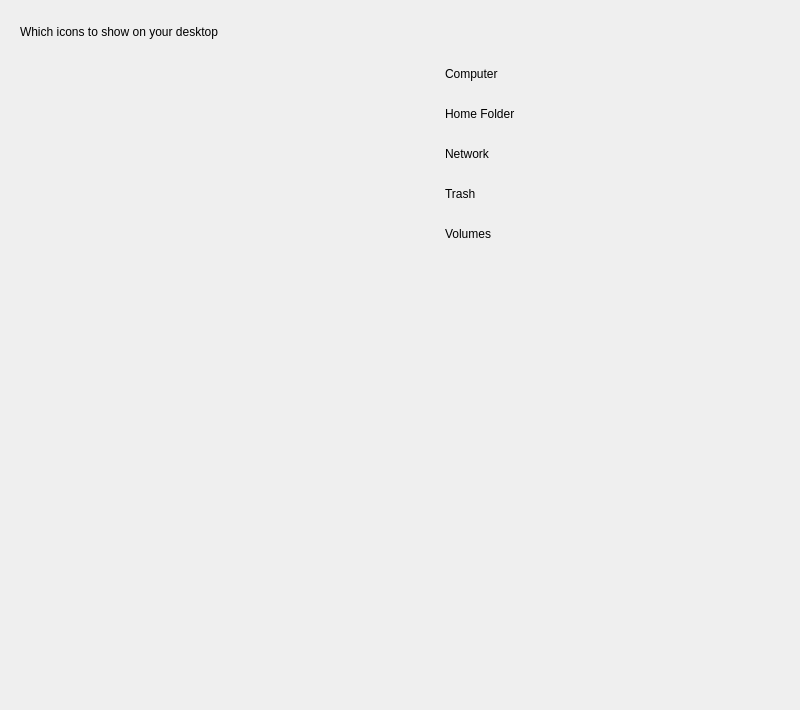
The window that plugins/personalized/theme/theme.ui (ukui/ukui-control-center) describes before a commit, drawn with Qt 5.
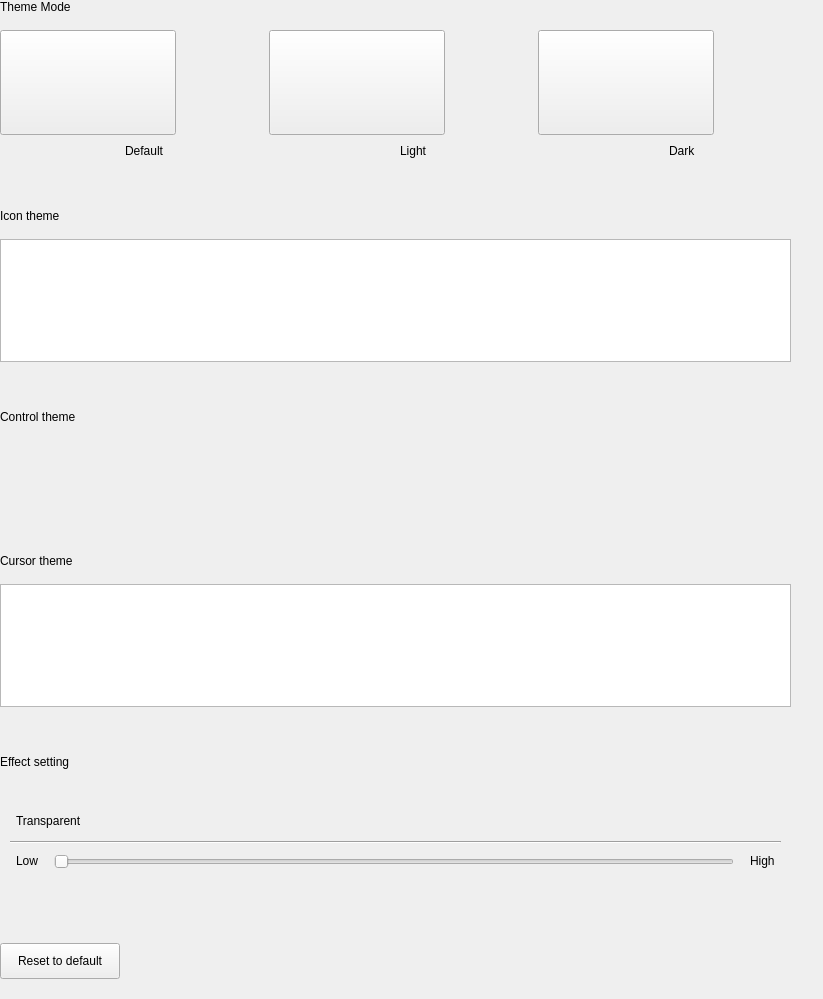
The same window after the commit. The open tabs and pages were chosen to show the change.

Diff of the .ui file:
```diff
--- a/plugins/personalized/theme/theme.ui
+++ b/plugins/personalized/theme/theme.ui
@@ -6,20 +6,20 @@
    <rect>
     <x>0</x>
     <y>0</y>
-    <width>800</width>
-    <height>710</height>
+    <width>823</width>
+    <height>999</height>
    </rect>
   </property>
   <property name="minimumSize">
    <size>
-    <width>800</width>
-    <height>710</height>
+    <width>0</width>
+    <height>0</height>
    </size>
   </property>
   <property name="maximumSize">
    <size>
-    <width>800</width>
-    <height>710</height>
+    <width>16777215</width>
+    <height>16777215</height>
    </size>
   </property>
   <property name="windowTitle">
@@ -27,7 +27,7 @@
   </property>
   <layout class="QVBoxLayout" name="verticalLayout_2">
    <property name="spacing">
-    <number>0</number>
+    <number>16</number>
    </property>
    <property name="leftMargin">
     <number>0</number>
@@ -36,183 +36,136 @@
     <number>0</number>
    </property>
    <property name="rightMargin">
-    <number>0</number>
+    <number>32</number>
    </property>
    <property name="bottomMargin">
+    <number>20</number>
+   </property>
+   <item>
+    <widget class="QLabel" name="titleLabel">
+     <property name="sizePolicy">
+      <sizepolicy hsizetype="Fixed" vsizetype="Fixed">
+       <horstretch>0</horstretch>
+       <verstretch>0</verstretch>
+      </sizepolicy>
+     </property>
+     <property name="text">
+      <string>Theme Mode</string>
+     </property>
+     <property name="scaledContents">
+      <bool>true</bool>
+     </property>
+    </widget>
+   </item>
+   <item>
+    <layout class="QHBoxLayout" name="horizontalLayout">
+     <property name="spacing">
+      <number>16</number>
+     </property>
+     <property name="rightMargin">
     <number>0</number>
    </property>
    <item>
-    <widget class="QStackedWidget" name="StackedWidget">
-     <widget class="QWidget" name="Page1">
       <layout class="QVBoxLayout" name="verticalLayout">
-       <property name="spacing">
-        <number>10</number>
-       </property>
-       <property name="leftMargin">
-        <number>20</number>
-       </property>
-       <property name="topMargin">
-        <number>25</number>
-       </property>
-       <property name="rightMargin">
-        <number>0</number>
-       </property>
-       <property name="bottomMargin">
-        <number>0</number>
-       </property>
        <item>
-        <widget class="QLabel" name="label">
-         <property name="sizePolicy">
-          <sizepolicy hsizetype="Fixed" vsizetype="Fixed">
-           <horstretch>0</horstretch>
-           <verstretch>0</verstretch>
-          </sizepolicy>
+        <widget class="QPushButton" name="defaultBtn">
+         <property name="minimumSize">
+          <size>
+           <width>176</width>
+           <height>105</height>
+          </size>
          </property>
-         <property name="text">
-          <string>Theme</string>
-         </property>
-         <property name="scaledContents">
-          <bool>true</bool>
-         </property>
-         <property name="stylesize" stdset="0">
-          <string notr="true">title1#</string>
-         </property>
-        </widget>
-       </item>
-       <item>
-        <layout class="QHBoxLayout" name="themeHLayout">
-         <property name="spacing">
-          <number>6</number>
-         </property>
-         <item>
-          <widget class="QLabel" name="label_2">
-           <property name="sizePolicy">
-            <sizepolicy hsizetype="Fixed" vsizetype="Fixed">
-             <horstretch>0</horstretch>
-             <verstretch>0</verstretch>
-            </sizepolicy>
-           </property>
-           <property name="text">
-            <string>Select Theme</string>
-           </property>
-          </widget>
-         </item>
-        </layout>
-       </item>
-       <item>
-        <spacer name="verticalSpacer_3">
-         <property name="orientation">
-          <enum>Qt::Vertical</enum>
-         </property>
-         <property name="sizeType">
-          <enum>QSizePolicy::Fixed</enum>
-         </property>
-         <property name="sizeHint" stdset="0">
+         <property name="maximumSize">
           <size>
-           <width>20</width>
-           <height>15</height>
+           <width>176</width>
+           <height>105</height>
           </size>
          </property>
-        </spacer>
-       </item>
-       <item>
-        <widget class="QLabel" name="label_3">
-         <property name="sizePolicy">
-          <sizepolicy hsizetype="Fixed" vsizetype="Fixed">
-           <horstretch>0</horstretch>
-           <verstretch>0</verstretch>
-          </sizepolicy>
-         </property>
          <property name="text">
-          <string>Preview</string>
+          <string/>
          </property>
-         <property name="scaledContents">
+         <property name="checkable">
           <bool>true</bool>
          </property>
+         <attribute name="buttonGroup">
+          <string notr="true">themeModeBtnGroup</string>
+         </attribute>
         </widget>
        </item>
-       <item>
-        <layout class="QHBoxLayout" name="horizontalLayout_2">
-         <item>
-          <widget class="QLabel" name="previewLabel">
-           <property name="text">
-            <string>TextLabel</string>
-           </property>
-          </widget>
-         </item>
-         <item>
-          <spacer name="horizontalSpacer_2">
-           <property name="orientation">
-            <enum>Qt::Horizontal</enum>
-           </property>
-           <property name="sizeHint" stdset="0">
-            <size>
-             <width>40</width>
-             <height>20</height>
-            </size>
-           </property>
-          </spacer>
-         </item>
-        </layout>
-       </item>
-       <item>
-        <spacer name="verticalSpacer_4">
-         <property name="orientation">
-          <enum>Qt::Vertical</enum>
-         </property>
-         <property name="sizeType">
-          <enum>QSizePolicy::Fixed</enum>
-         </property>
-         <property name="sizeHint" stdset="0">
-          <size>
-           <width>20</width>
-           <height>15</height>
-          </size>
-         </property>
-        </spacer>
-       </item>
        <item>
         <layout class="QHBoxLayout" name="horizontalLayout_3">
+         <property name="spacing">
+          <number>6</number>
+         </property>
+         <property name="leftMargin">
+          <number>0</number>
+         </property>
          <item>
-          <widget class="QToolButton" name="wallpaperBtn">
+          <spacer name="horizontalSpacer_6">
+           <property name="orientation">
+            <enum>Qt::Horizontal</enum>
+           </property>
+           <property name="sizeHint" stdset="0">
+            <size>
+             <width>40</width>
+             <height>20</height>
+            </size>
+           </property>
+          </spacer>
+         </item>
+         <item>
+          <widget class="QLabel" name="defaultPlaceHolderLabel">
+           <property name="sizePolicy">
+            <sizepolicy hsizetype="Fixed" vsizetype="Fixed">
+             <horstretch>0</horstretch>
+             <verstretch>0</verstretch>
+            </sizepolicy>
+           </property>
            <property name="minimumSize">
             <size>
-             <width>252</width>
-             <height>62</height>
+             <width>16</width>
+             <height>16</height>
             </size>
            </property>
            <property name="maximumSize">
             <size>
-             <width>252</width>
-             <height>62</height>
+             <width>16</width>
+             <height>16</height>
             </size>
            </property>
            <property name="text">
-            <string>WallpaperBtn</string>
+            <string/>
            </property>
           </widget>
          </item>
          <item>
-          <widget class="QToolButton" name="audioToolBtn">
-           <property name="minimumSize">
-            <size>
-             <width>252</width>
-             <height>62</height>
-            </size>
+          <widget class="QLabel" name="defaultSelectedLabel">
+           <property name="sizePolicy">
+            <sizepolicy hsizetype="Fixed" vsizetype="Fixed">
+             <horstretch>0</horstretch>
+             <verstretch>0</verstretch>
+            </sizepolicy>
            </property>
-           <property name="maximumSize">
-            <size>
-             <width>252</width>
-             <height>62</height>
-            </size>
+           <property name="text">
+            <string/>
            </property>
+          </widget>
+         </item>
+         <item>
+          <widget class="QLabel" name="label_9">
+           <property name="sizePolicy">
+            <sizepolicy hsizetype="Fixed" vsizetype="Fixed">
+             <horstretch>0</horstretch>
+             <verstretch>0</verstretch>
+            </sizepolicy>
+           </property>
            <property name="text">
-            <string>AudioBtn</string>
+            <string>Default</string>
            </property>
           </widget>
          </item>
          <item>
-          <spacer name="horizontalSpacer">
+          <spacer name="horizontalSpacer_3">
            <property name="orientation">
             <enum>Qt::Horizontal</enum>
            </property>
@@ -225,44 +178,102 @@
           </spacer>
          </item>
         </layout>
+       </item>
+      </layout>
+     </item>
+     <item>
+      <layout class="QVBoxLayout" name="verticalLayout_3">
+       <item>
+        <widget class="QPushButton" name="lightBtn">
+         <property name="minimumSize">
+          <size>
+           <width>176</width>
+           <height>105</height>
+          </size>
+         </property>
+         <property name="maximumSize">
+          <size>
+           <width>176</width>
+           <height>105</height>
+          </size>
+         </property>
+         <property name="text">
+          <string/>
+         </property>
+         <property name="checkable">
+          <bool>true</bool>
+         </property>
+         <attribute name="buttonGroup">
+          <string notr="true">themeModeBtnGroup</string>
+         </attribute>
+        </widget>
        </item>
        <item>
         <layout class="QHBoxLayout" name="horizontalLayout_4">
+         <property name="leftMargin">
+          <number>0</number>
+         </property>
          <item>
-          <widget class="QToolButton" name="mouseToolBtn">
+          <spacer name="horizontalSpacer_7">
+           <property name="orientation">
+            <enum>Qt::Horizontal</enum>
+           </property>
+           <property name="sizeHint" stdset="0">
+            <size>
+             <width>40</width>
+             <height>20</height>
+            </size>
+           </property>
+          </spacer>
+         </item>
+         <item>
+          <widget class="QLabel" name="lightPlaceHolderLabel">
+           <property name="sizePolicy">
+            <sizepolicy hsizetype="Fixed" vsizetype="Fixed">
+             <horstretch>0</horstretch>
+             <verstretch>0</verstretch>
+            </sizepolicy>
+           </property>
            <property name="minimumSize">
             <size>
-             <width>252</width>
-             <height>62</height>
+             <width>16</width>
+             <height>16</height>
             </size>
            </property>
            <property name="maximumSize">
             <size>
-             <width>252</width>
-             <height>62</height>
+             <width>16</width>
+             <height>16</height>
             </size>
            </property>
            <property name="text">
-            <string>MouseBtn</string>
+            <string/>
            </property>
           </widget>
          </item>
          <item>
-          <widget class="QToolButton" name="iconToolBtn">
-           <property name="minimumSize">
-            <size>
-             <width>252</width>
-             <height>62</height>
-            </size>
+          <widget class="QLabel" name="lightSelectedLabel">
+           <property name="sizePolicy">
+            <sizepolicy hsizetype="Fixed" vsizetype="Fixed">
+             <horstretch>0</horstretch>
+             <verstretch>0</verstretch>
+            </sizepolicy>
            </property>
-           <property name="maximumSize">
-            <size>
-             <width>252</width>
-             <height>62</height>
-            </size>
+           <property name="text">
+            <string/>
            </property>
+          </widget>
+         </item>
+         <item>
+          <widget class="QLabel" name="label_3">
+           <property name="sizePolicy">
+            <sizepolicy hsizetype="Fixed" vsizetype="Fixed">
+             <horstretch>0</horstretch>
+             <verstretch>0</verstretch>
+            </sizepolicy>
+           </property>
            <property name="text">
-            <string>IconBtn</string>
+            <string>Light</string>
            </property>
           </widget>
          </item>
@@ -281,6 +292,123 @@
          </item>
         </layout>
        </item>
+      </layout>
+     </item>
+     <item>
+      <layout class="QVBoxLayout" name="verticalLayout_4">
+       <item>
+        <widget class="QPushButton" name="darkBtn">
+         <property name="minimumSize">
+          <size>
+           <width>176</width>
+           <height>105</height>
+          </size>
+         </property>
+         <property name="maximumSize">
+          <size>
+           <width>176</width>
+           <height>105</height>
+          </size>
+         </property>
+         <property name="text">
+          <string/>
+         </property>
+         <property name="checkable">
+          <bool>true</bool>
+         </property>
+         <attribute name="buttonGroup">
+          <string notr="true">themeModeBtnGroup</string>
+         </attribute>
+        </widget>
+       </item>
+       <item>
+        <layout class="QHBoxLayout" name="horizontalLayout_5">
+         <property name="leftMargin">
+          <number>0</number>
+         </property>
+         <item>
+          <spacer name="horizontalSpacer_8">
+           <property name="orientation">
+            <enum>Qt::Horizontal</enum>
+           </property>
+           <property name="sizeHint" stdset="0">
+            <size>
+             <width>40</width>
+             <height>20</height>
+            </size>
+           </property>
+          </spacer>
+         </item>
+         <item>
+          <widget class="QLabel" name="darkPlaceHolderLabel">
+           <property name="sizePolicy">
+            <sizepolicy hsizetype="Fixed" vsizetype="Fixed">
+             <horstretch>0</horstretch>
+             <verstretch>0</verstretch>
+            </sizepolicy>
+           </property>
+           <property name="minimumSize">
+            <size>
+             <width>16</width>
+             <height>16</height>
+            </size>
+           </property>
+           <property name="maximumSize">
+            <size>
+             <width>16</width>
+             <height>16</height>
+            </size>
+           </property>
+           <property name="text">
+            <string/>
+           </property>
+          </widget>
+         </item>
+         <item>
+          <widget class="QLabel" name="darkSelectedLabel">
+           <property name="sizePolicy">
+            <sizepolicy hsizetype="Fixed" vsizetype="Fixed">
+             <horstretch>0</horstretch>
+             <verstretch>0</verstretch>
+            </sizepolicy>
+           </property>
+           <property name="text">
+            <string/>
+           </property>
+          </widget>
+         </item>
+         <item>
+          <widget class="QLabel" name="label_4">
+           <property name="sizePolicy">
+            <sizepolicy hsizetype="Fixed" vsizetype="Fixed">
+             <horstretch>0</horstretch>
+             <verstretch>0</verstretch>
+            </sizepolicy>
+           </property>
+           <property name="text">
+            <string>Dark</string>
+           </property>
+          </widget>
+         </item>
+         <item>
+          <spacer name="horizontalSpacer_5">
+           <property name="orientation">
+            <enum>Qt::Horizontal</enum>
+           </property>
+           <property name="sizeHint" stdset="0">
+            <size>
+             <width>40</width>
+             <height>20</height>
+            </size>
+           </property>
+          </spacer>
+         </item>
+        </layout>
+       </item>
+      </layout>
+     </item>
+    </layout>
+   </item>
        <item>
         <spacer name="verticalSpacer">
          <property name="orientation">
@@ -292,7 +420,7 @@
          <property name="sizeHint" stdset="0">
           <size>
            <width>20</width>
-           <height>50</height>
+       <height>32</height>
           </size>
          </property>
         </spacer>
@@ -306,68 +434,71 @@
           </sizepolicy>
          </property>
          <property name="text">
-          <string>Related settings</string>
+      <string>Icon theme</string>
          </property>
          <property name="scaledContents">
           <bool>true</bool>
          </property>
-         <property name="stylesize" stdset="0">
-          <string notr="true">title1#</string>
-         </property>
         </widget>
        </item>
        <item>
-        <layout class="QHBoxLayout" name="horizontalLayout_5">
-         <item>
-          <widget class="QPushButton" name="desktopiconBtn">
-           <property name="text">
-            <string>Desktop icon settings</string>
-           </property>
-           <property name="flat">
-            <bool>true</bool>
-           </property>
-          </widget>
-         </item>
-         <item>
-          <spacer name="horizontalSpacer_3">
-           <property name="orientation">
-            <enum>Qt::Horizontal</enum>
-           </property>
-           <property name="sizeHint" stdset="0">
-            <size>
-             <width>40</width>
-             <height>20</height>
-            </size>
-           </property>
-          </spacer>
-         </item>
-        </layout>
+    <widget class="QListWidget" name="iconListWidget"/>
        </item>
        <item>
         <spacer name="verticalSpacer_2">
          <property name="orientation">
           <enum>Qt::Vertical</enum>
          </property>
+     <property name="sizeType">
+      <enum>QSizePolicy::Fixed</enum>
+     </property>
          <property name="sizeHint" stdset="0">
           <size>
            <width>20</width>
-           <height>40</height>
+       <height>32</height>
           </size>
          </property>
         </spacer>
        </item>
-      </layout>
-     </widget>
-     <widget class="QWidget" name="page">
-      <layout class="QVBoxLayout" name="verticalLayout_4">
+   <item>
+    <widget class="QLabel" name="label_6">
+     <property name="sizePolicy">
+      <sizepolicy hsizetype="Fixed" vsizetype="Fixed">
+       <horstretch>0</horstretch>
+       <verstretch>0</verstretch>
+      </sizepolicy>
+     </property>
+     <property name="text">
+      <string>Control theme</string>
+     </property>
+     <property name="scaledContents">
+      <bool>true</bool>
+     </property>
+    </widget>
+   </item>
+   <item>
+    <widget class="QWidget" name="controlWidget" native="true">
+     <property name="minimumSize">
+      <size>
+       <width>0</width>
+       <height>66</height>
+      </size>
+     </property>
+     <property name="maximumSize">
+      <size>
+       <width>16777215</width>
+       <height>66</height>
+      </size>
+     </property>
+     <layout class="QHBoxLayout" name="horizontalLayout_7">
        <property name="spacing">
-        <number>20</number>
+       <number>0</number>
        </property>
        <property name="leftMargin">
-        <number>20</number>
+       <number>0</number>
        </property>
        <property name="topMargin">
-        <number>25</number>
+       <number>0</number>
        </property>
        <property name="rightMargin">
         <number>0</number>
@@ -376,26 +507,26 @@
         <number>0</number>
        </property>
        <item>
-        <widget class="QLabel" name="label_4">
-         <property name="sizePolicy">
-          <sizepolicy hsizetype="Fixed" vsizetype="Fixed">
-           <horstretch>0</horstretch>
-           <verstretch>0</verstretch>
-          </sizepolicy>
-         </property>
-         <property name="text">
-          <string>Which icons to show on your desktop</string>
-         </property>
-         <property name="scaledContents">
-          <bool>true</bool>
-         </property>
-         <property name="stylesize" stdset="0">
-          <string notr="true">title1#</string>
-         </property>
+       <layout class="QHBoxLayout" name="controlHorLayout">
+        <property name="spacing">
+         <number>40</number>
+        </property>
+        <property name="leftMargin">
+         <number>24</number>
+        </property>
+        <property name="topMargin">
+         <number>10</number>
+        </property>
+        <property name="rightMargin">
+         <number>24</number>
+        </property>
+       </layout>
+      </item>
+     </layout>
         </widget>
        </item>
        <item>
-        <spacer name="verticalSpacer_5">
+    <spacer name="verticalSpacer_3">
          <property name="orientation">
           <enum>Qt::Vertical</enum>
          </property>
@@ -405,31 +536,10 @@
          <property name="sizeHint" stdset="0">
           <size>
            <width>20</width>
-           <height>5</height>
+       <height>32</height>
           </size>
          </property>
         </spacer>
-       </item>
-       <item>
-        <layout class="QHBoxLayout" name="computerHLayout">
-         <property name="spacing">
-          <number>12</number>
-         </property>
-         <item>
-          <widget class="QLabel" name="computerIconLabel">
-           <property name="sizePolicy">
-            <sizepolicy hsizetype="Fixed" vsizetype="Fixed">
-             <horstretch>0</horstretch>
-             <verstretch>0</verstretch>
-            </sizepolicy>
-           </property>
-           <property name="text">
-            <string/>
-           </property>
-           <property name="scaledContents">
-            <bool>true</bool>
-           </property>
-          </widget>
          </item>
          <item>
           <widget class="QLabel" name="label_7">
@@ -439,20 +549,8 @@
              <verstretch>0</verstretch>
             </sizepolicy>
            </property>
-           <property name="minimumSize">
-            <size>
-             <width>100</width>
-             <height>0</height>
-            </size>
-           </property>
-           <property name="maximumSize">
-            <size>
-             <width>100</width>
-             <height>16777215</height>
-            </size>
-           </property>
            <property name="text">
-            <string>Computer</string>
+      <string>Cursor theme</string>
            </property>
            <property name="scaledContents">
             <bool>true</bool>
@@ -460,30 +558,26 @@
           </widget>
          </item>
          <item>
-          <spacer name="horizontalSpacer_5">
+    <widget class="QListWidget" name="cursorListWidget"/>
+   </item>
+   <item>
+    <spacer name="verticalSpacer_4">
            <property name="orientation">
-            <enum>Qt::Horizontal</enum>
+      <enum>Qt::Vertical</enum>
            </property>
            <property name="sizeType">
             <enum>QSizePolicy::Fixed</enum>
            </property>
            <property name="sizeHint" stdset="0">
             <size>
-             <width>50</width>
-             <height>20</height>
+       <width>20</width>
+       <height>32</height>
             </size>
            </property>
           </spacer>
          </item>
-        </layout>
-       </item>
        <item>
-        <layout class="QHBoxLayout" name="homefolderHLayout">
-         <property name="spacing">
-          <number>12</number>
-         </property>
-         <item>
-          <widget class="QLabel" name="homefolderIconLabel">
+    <widget class="QLabel" name="effectLabel">
            <property name="sizePolicy">
             <sizepolicy hsizetype="Fixed" vsizetype="Fixed">
              <horstretch>0</horstretch>
@@ -491,107 +585,92 @@
             </sizepolicy>
            </property>
            <property name="text">
-            <string/>
-           </property>
+      <string>Effect setting</string>
+     </property>
+     <property name="scaledContents">
+      <bool>true</bool>
+     </property>
           </widget>
          </item>
          <item>
-          <widget class="QLabel" name="label_9">
-           <property name="sizePolicy">
-            <sizepolicy hsizetype="Fixed" vsizetype="Fixed">
-             <horstretch>0</horstretch>
-             <verstretch>0</verstretch>
-            </sizepolicy>
-           </property>
+    <widget class="QWidget" name="effectWidget" native="true">
            <property name="minimumSize">
             <size>
-             <width>100</width>
-             <height>0</height>
+       <width>0</width>
+       <height>110</height>
             </size>
            </property>
            <property name="maximumSize">
             <size>
-             <width>100</width>
-             <height>16777215</height>
-            </size>
-           </property>
-           <property name="text">
-            <string>Home Folder</string>
-           </property>
-          </widget>
-         </item>
-         <item>
-          <spacer name="horizontalSpacer_6">
-           <property name="orientation">
-            <enum>Qt::Horizontal</enum>
-           </property>
-           <property name="sizeType">
-            <enum>QSizePolicy::Fixed</enum>
-           </property>
-           <property name="sizeHint" stdset="0">
-            <size>
-             <width>50</width>
-             <height>20</height>
-            </size>
-           </property>
-          </spacer>
-         </item>
-        </layout>
-       </item>
+       <width>16777215</width>
+       <height>110</height>
+      </size>
+     </property>
+     <layout class="QVBoxLayout" name="verticalLayout_6">
+      <property name="spacing">
+       <number>0</number>
+      </property>
+      <property name="leftMargin">
+       <number>0</number>
+      </property>
+      <property name="topMargin">
+       <number>0</number>
+      </property>
+      <property name="rightMargin">
+       <number>0</number>
+      </property>
+      <property name="bottomMargin">
+       <number>0</number>
+      </property>
        <item>
-        <layout class="QHBoxLayout" name="networkHLayout">
+       <layout class="QVBoxLayout" name="verticalLayout_5">
          <property name="spacing">
-          <number>12</number>
-         </property>
+         <number>10</number>
+        </property>
+        <property name="leftMargin">
+         <number>10</number>
+        </property>
+        <property name="topMargin">
+         <number>0</number>
+        </property>
+        <property name="rightMargin">
+         <number>10</number>
+        </property>
+        <property name="bottomMargin">
+         <number>0</number>
+        </property>
          <item>
-          <widget class="QLabel" name="networkIconLabel">
-           <property name="sizePolicy">
-            <sizepolicy hsizetype="Fixed" vsizetype="Fixed">
-             <horstretch>0</horstretch>
-             <verstretch>0</verstretch>
-            </sizepolicy>
-           </property>
-           <property name="text">
-            <string/>
-           </property>
-          </widget>
-         </item>
+         <layout class="QHBoxLayout" name="effectHorLayout">
+          <property name="spacing">
+           <number>0</number>
+          </property>
+          <property name="leftMargin">
+           <number>6</number>
+          </property>
+          <property name="rightMargin">
+           <number>6</number>
+          </property>
          <item>
-          <widget class="QLabel" name="label_11">
+           <widget class="QLabel" name="label">
            <property name="sizePolicy">
             <sizepolicy hsizetype="Fixed" vsizetype="Fixed">
              <horstretch>0</horstretch>
              <verstretch>0</verstretch>
             </sizepolicy>
            </property>
-           <property name="minimumSize">
-            <size>
-             <width>100</width>
-             <height>0</height>
-            </size>
-           </property>
-           <property name="maximumSize">
-            <size>
-             <width>100</width>
-             <height>16777215</height>
-            </size>
-           </property>
            <property name="text">
-            <string>Network</string>
+             <string>Transparent</string>
            </property>
           </widget>
          </item>
          <item>
-          <spacer name="horizontalSpacer_7">
+           <spacer name="horizontalSpacer_2">
            <property name="orientation">
             <enum>Qt::Horizontal</enum>
            </property>
-           <property name="sizeType">
-            <enum>QSizePolicy::Fixed</enum>
-           </property>
            <property name="sizeHint" stdset="0">
             <size>
-             <width>50</width>
+              <width>40</width>
              <height>20</height>
             </size>
            </property>
@@ -600,12 +679,25 @@
         </layout>
        </item>
        <item>
-        <layout class="QHBoxLayout" name="trashHLayout">
+         <widget class="Line" name="line">
+          <property name="orientation">
+           <enum>Qt::Horizontal</enum>
+          </property>
+         </widget>
+        </item>
+        <item>
+         <layout class="QHBoxLayout" name="horizontalLayout_6">
          <property name="spacing">
-          <number>12</number>
-         </property>
+           <number>16</number>
+          </property>
+          <property name="leftMargin">
+           <number>6</number>
+          </property>
+          <property name="rightMargin">
+           <number>6</number>
+          </property>
          <item>
-          <widget class="QLabel" name="trashIconLabel">
+           <widget class="QLabel" name="label_12">
            <property name="sizePolicy">
             <sizepolicy hsizetype="Fixed" vsizetype="Fixed">
              <horstretch>0</horstretch>
@@ -613,7 +705,14 @@
             </sizepolicy>
            </property>
            <property name="text">
-            <string/>
+             <string>Low</string>
+            </property>
+           </widget>
+          </item>
+          <item>
+           <widget class="QSlider" name="horizontalSlider">
+            <property name="orientation">
+             <enum>Qt::Horizontal</enum>
            </property>
           </widget>
          </item>
@@ -625,118 +724,69 @@
              <verstretch>0</verstretch>
             </sizepolicy>
            </property>
-           <property name="minimumSize">
-            <size>
-             <width>100</width>
-             <height>0</height>
-            </size>
-           </property>
-           <property name="maximumSize">
-            <size>
-             <width>100</width>
-             <height>16777215</height>
-            </size>
-           </property>
            <property name="text">
-            <string>Trash</string>
+             <string>High</string>
            </property>
           </widget>
          </item>
-         <item>
-          <spacer name="horizontalSpacer_8">
-           <property name="orientation">
-            <enum>Qt::Horizontal</enum>
-           </property>
-           <property name="sizeType">
-            <enum>QSizePolicy::Fixed</enum>
-           </property>
-           <property name="sizeHint" stdset="0">
-            <size>
-             <width>50</width>
-             <height>20</height>
-            </size>
-           </property>
-          </spacer>
+         </layout>
          </item>
         </layout>
        </item>
-       <item>
-        <layout class="QHBoxLayout" name="volumesHLayout">
-         <property name="spacing">
-          <number>12</number>
-         </property>
-         <item>
-          <widget class="QLabel" name="volumesIconLabel">
-           <property name="sizePolicy">
-            <sizepolicy hsizetype="Fixed" vsizetype="Fixed">
-             <horstretch>0</horstretch>
-             <verstretch>0</verstretch>
-            </sizepolicy>
-           </property>
-           <property name="text">
-            <string/>
-           </property>
+     </layout>
           </widget>
          </item>
          <item>
-          <widget class="QLabel" name="label_15">
-           <property name="sizePolicy">
-            <sizepolicy hsizetype="Fixed" vsizetype="Fixed">
-             <horstretch>0</horstretch>
-             <verstretch>0</verstretch>
-            </sizepolicy>
-           </property>
-           <property name="minimumSize">
-            <size>
-             <width>100</width>
-             <height>0</height>
-            </size>
-           </property>
-           <property name="maximumSize">
-            <size>
-             <width>100</width>
-             <height>16777215</height>
-            </size>
-           </property>
-           <property name="text">
-            <string>Volumes</string>
-           </property>
-          </widget>
-         </item>
-         <item>
-          <spacer name="horizontalSpacer_9">
-           <property name="orientation">
-            <enum>Qt::Horizontal</enum>
-           </property>
-           <property name="sizeType">
-            <enum>QSizePolicy::Fixed</enum>
-           </property>
-           <property name="sizeHint" stdset="0">
-            <size>
-             <width>50</width>
-             <height>20</height>
-            </size>
-           </property>
-          </spacer>
-         </item>
-        </layout>
-       </item>
-       <item>
-        <spacer name="verticalSpacer_6">
+    <spacer name="verticalSpacer_5">
          <property name="orientation">
           <enum>Qt::Vertical</enum>
          </property>
+     <property name="sizeType">
+      <enum>QSizePolicy::Fixed</enum>
+     </property>
          <property name="sizeHint" stdset="0">
           <size>
            <width>20</width>
-           <height>40</height>
+       <height>32</height>
+      </size>
+     </property>
+    </spacer>
+   </item>
+   <item>
+    <layout class="QHBoxLayout" name="horizontalLayout_2">
+     <item>
+      <widget class="QPushButton" name="resetBtn">
+       <property name="minimumSize">
+        <size>
+         <width>120</width>
+         <height>36</height>
+        </size>
+       </property>
+       <property name="maximumSize">
+        <size>
+         <width>120</width>
+         <height>36</height>
+        </size>
+       </property>
+       <property name="text">
+        <string>Reset to default</string>
+       </property>
+      </widget>
+     </item>
+     <item>
+      <spacer name="horizontalSpacer">
+       <property name="orientation">
+        <enum>Qt::Horizontal</enum>
+       </property>
+       <property name="sizeHint" stdset="0">
+        <size>
+         <width>40</width>
+         <height>20</height>
           </size>
          </property>
         </spacer>
        </item>
       </layout>
-     </widget>
-    </widget>
    </item>
   </layout>
  </widget>
```
Left out of the diff: 3 changed lines with no effect on the pictures. Lines whose indentation alone changed are shown as unchanged.
